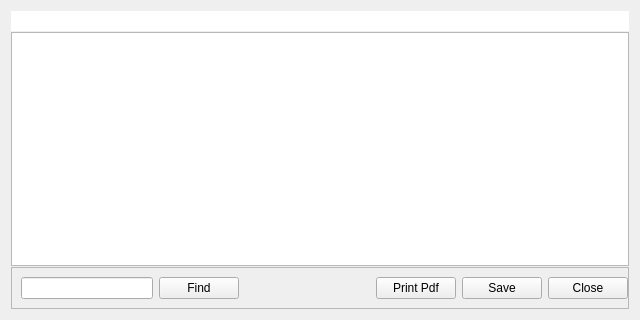
mosling/SQLReport, file editwidget.ui: the form before one commit.
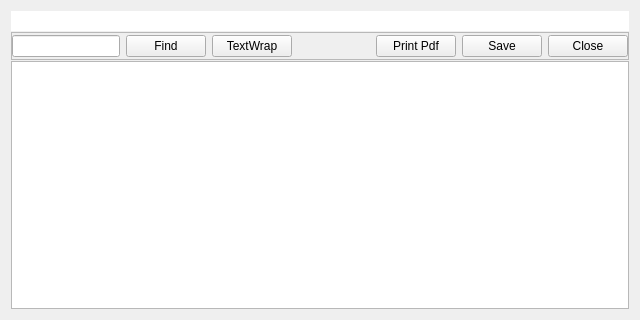
The form after the commit.

```diff
--- a/editwidget.ui
+++ b/editwidget.ui
@@ -37,18 +37,6 @@
      </property>
     </widget>
    </item>
-   <item>
-    <widget class="QTextEdit" name="teEditor">
-     <property name="font">
-      <font>
-       <family>Source Code Pro</family>
-       <pointsize>9</pointsize>
-       <weight>75</weight>
-       <bold>true</bold>
-      </font>
-     </property>
-    </widget>
-   </item>
    <item>
     <widget class="QFrame" name="frmButtons">
      <property name="frameShape">
@@ -58,19 +46,53 @@
       <enum>QFrame::Raised</enum>
      </property>
      <layout class="QHBoxLayout" name="horizontalLayout">
+      <property name="leftMargin">
+       <number>0</number>
+      </property>
+      <property name="topMargin">
+       <number>2</number>
+      </property>
       <property name="rightMargin">
        <number>0</number>
       </property>
+      <property name="bottomMargin">
+       <number>2</number>
+      </property>
       <item>
        <widget class="QLineEdit" name="lineEditFind"/>
       </item>
       <item>
        <widget class="QPushButton" name="pushButtonFind">
+        <property name="sizePolicy">
+         <sizepolicy hsizetype="Preferred" vsizetype="Preferred">
+          <horstretch>0</horstretch>
+          <verstretch>0</verstretch>
+         </sizepolicy>
+        </property>
         <property name="text">
          <string>Find</string>
         </property>
        </widget>
       </item>
+      <item>
+       <widget class="QPushButton" name="pushButtonWrap">
+        <property name="sizePolicy">
+         <sizepolicy hsizetype="Preferred" vsizetype="Preferred">
+          <horstretch>0</horstretch>
+          <verstretch>0</verstretch>
+         </sizepolicy>
+        </property>
+        <property name="text">
+         <string>TextWrap</string>
+        </property>
+        <property name="checkable">
+         <bool>true</bool>
+        </property>
+        <property name="flat">
+         <bool>false</bool>
+        </property>
+       </widget>
+      </item>
       <item>
        <spacer name="horizontalSpacer">
         <property name="orientation">
@@ -86,6 +108,12 @@
       </item>
       <item>
        <widget class="QPushButton" name="pushButtonPdf">
+        <property name="sizePolicy">
+         <sizepolicy hsizetype="Preferred" vsizetype="Preferred">
+          <horstretch>0</horstretch>
+          <verstretch>0</verstretch>
+         </sizepolicy>
+        </property>
         <property name="text">
          <string>Print Pdf</string>
         </property>
@@ -93,6 +121,12 @@
       </item>
       <item>
        <widget class="QPushButton" name="btnSave">
+        <property name="sizePolicy">
+         <sizepolicy hsizetype="Preferred" vsizetype="Preferred">
+          <horstretch>0</horstretch>
+          <verstretch>0</verstretch>
+         </sizepolicy>
+        </property>
         <property name="text">
          <string>Save</string>
         </property>
@@ -100,6 +134,12 @@
       </item>
       <item>
        <widget class="QPushButton" name="btnClose">
+        <property name="sizePolicy">
+         <sizepolicy hsizetype="Preferred" vsizetype="Preferred">
+          <horstretch>0</horstretch>
+          <verstretch>0</verstretch>
+         </sizepolicy>
+        </property>
         <property name="text">
          <string>Close</string>
         </property>
@@ -108,6 +148,21 @@
      </layout>
     </widget>
    </item>
+   <item>
+    <widget class="QTextEdit" name="teEditor">
+     <property name="font">
+      <font>
+       <family>Source Code Pro</family>
+       <pointsize>9</pointsize>
+       <weight>75</weight>
+       <bold>true</bold>
+      </font>
+     </property>
+     <property name="lineWrapMode">
+      <enum>QTextEdit::NoWrap</enum>
+     </property>
+    </widget>
+   </item>
   </layout>
  </widget>
  <resources/>
```
